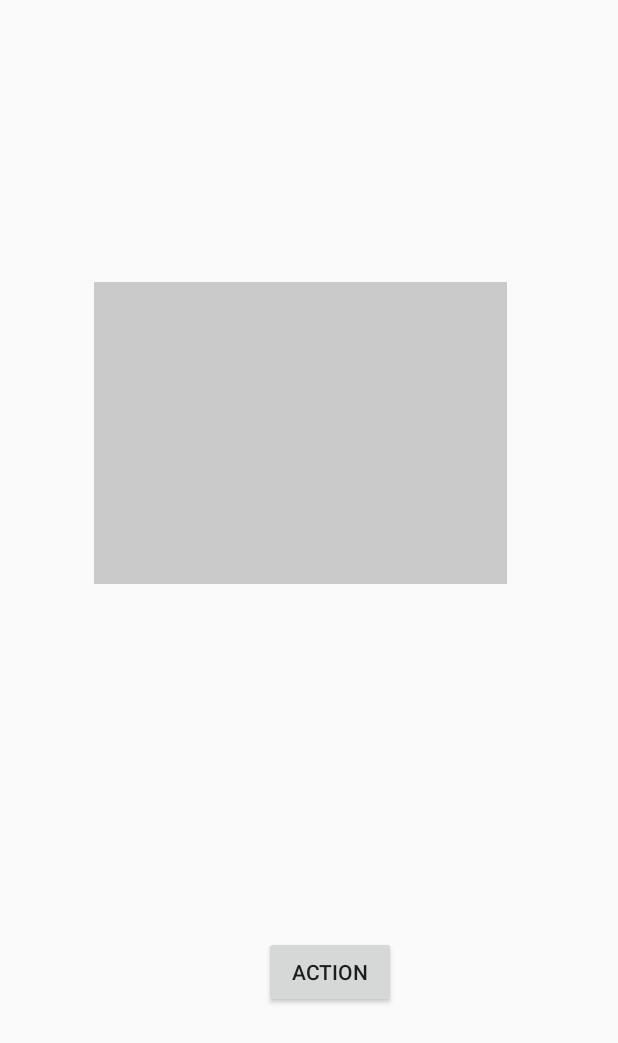
After one commit to 21ChenYe/FIGHTBOAT, an Android app: the layout activity_pop_up.xml on its own in the app's theme, with its tools: preview values and no code run, on a phone screen of 412 x 824 dp. The commit adds this screen. Shown: the top 1043 px of the screen. Run offline under Robolectric (Android 15) with nearby library versions, the phone set to English and light mode, and no system bars.

Commit message:
Added Pop Up
NOTE - activity labeled 'PopUp' is the test menu file for calling the pop up; the activity labeled 'PopActivity' with its corresponding xml file is the literal activity for the pop up
- see comments in style.xml, drawable file pop_bg.xml, activity_pop.xml, and PopActivity.java for documentation

```diff
--- a/Battleship/app/build.gradle
+++ b/Battleship/app/build.gradle
@@ -22,6 +22,7 @@ dependencies {
     implementation fileTree(dir: 'libs', include: ['*.jar'])
     implementation 'com.android.support:appcompat-v7:28.0.0'
     implementation 'com.android.support.constraint:constraint-layout:1.1.3'
+    implementation 'com.android.support:design:28.0.0'
     testImplementation 'junit:junit:4.12'
     androidTestImplementation 'com.android.support.test:runner:1.0.2'
     androidTestImplementation 'com.android.support.test.espresso:espresso-core:3.0.2'
--- a/Battleship/app/src/main/res/layout/activity_main.xml
+++ b/Battleship/app/src/main/res/layout/activity_main.xml
@@ -10,6 +10,7 @@
     <RelativeLayout
         android:layout_width="match_parent"
         android:layout_height="wrap_content">
+
 
         <TextView
             android:id="@+id/text_view_player"
--- /dev/null
+++ b/Battleship/app/src/main/res/layout/activity_pop_up.xml
@@ -0,0 +1,48 @@
+<?xml version="1.0" encoding="utf-8"?>
+<android.support.constraint.ConstraintLayout xmlns:android="http://schemas.android.com/apk/res/android"
+    xmlns:app="http://schemas.android.com/apk/res-auto"
+    xmlns:tools="http://schemas.android.com/tools"
+    android:layout_width="match_parent"
+    android:layout_height="match_parent"
+    tools:context=".PopUp">
+
+
+    <ImageView
+        android:id="@+id/imageView"
+        android:layout_width="275dp"
+        android:layout_height="201dp"
+        android:layout_marginStart="8dp"
+        android:layout_marginLeft="8dp"
+        android:layout_marginTop="188dp"
+        android:layout_marginEnd="45dp"
+        android:layout_marginRight="45dp"
+        android:layout_marginBottom="178dp"
+        android:background="#cacaca"
+        app:layout_constraintBottom_toTopOf="@+id/button"
+        app:layout_constraintEnd_toEndOf="parent"
+        app:layout_constraintHorizontal_bias="0.655"
+        app:layout_constraintStart_toStartOf="parent"
+        app:layout_constraintTop_toTopOf="parent"
+        app:layout_constraintVertical_bias="0.0" />
+
+    <Button
+        android:id="@+id/btn_pop"
+        android:layout_width="wrap_content"
+        android:layout_height="wrap_content"
+        android:layout_marginStart="176dp"
+        android:layout_marginLeft="176dp"
+        android:layout_marginTop="8dp"
+        android:layout_marginEnd="8dp"
+        android:layout_marginRight="8dp"
+        android:layout_marginBottom="152dp"
+        android:text="Action"
+        app:layout_constraintBottom_toBottomOf="parent"
+        app:layout_constraintEnd_toEndOf="parent"
+        app:layout_constraintHorizontal_bias="0.0"
+        app:layout_constraintStart_toStartOf="parent"
+        app:layout_constraintTop_toTopOf="parent"
+        app:layout_constraintVertical_bias="1.0" />
+
+
+
+</android.support.constraint.ConstraintLayout>
--- /dev/null
+++ b/Battleship/app/src/main/res/values/dimens.xml
@@ -0,0 +1,3 @@
+<resources>
+    <dimen name="fab_margin">16dp</dimen>
+</resources>
--- a/Battleship/app/src/main/res/values/styles.xml
+++ b/Battleship/app/src/main/res/values/styles.xml
@@ -8,4 +8,19 @@
         <item name="colorAccent">@color/colorAccent</item>
     </style>
 
+    <style name="AppTheme.NoActionBar">
+        <item name="windowActionBar">false</item>
+        <item name="windowNoTitle">true</item>
+    </style>
+
+    <style name="AppTheme.AppBarOverlay" parent="ThemeOverlay.AppCompat.Dark.ActionBar" />
+
+    <style name="AppTheme.PopupOverlay" parent="ThemeOverlay.AppCompat.Light" />
+
+    <!--define PopMe style -->
+    <style name="AppTheme.PopMe">
+        <item name="android:windowIsTranslucent">true</item>
+        <item name="android:windowCloseOnTouchOutside">true</item>
+    </style>
+
 </resources>
```
Also changed, not shown: Battleship/app/src/main/AndroidManifest.xml (+8 -1 lines), Battleship/app/src/main/java/com/example/battleship/PopActivity.java (added, +41 -0 lines), Battleship/app/src/main/java/com/example/battleship/PopUp.java (added, +30 -0 lines), Battleship/app/src/main/res/drawable/pop_bg.xml (added, +15 -0 lines), Battleship/app/src/main/res/layout/activity_pop.xml (added, +32 -0 lines), Battleship/app/src/main/res/values/strings.xml (+4 -6 lines), Battleship/app/src/main/res/xml/actions.xml (added, +14 -0 lines).
